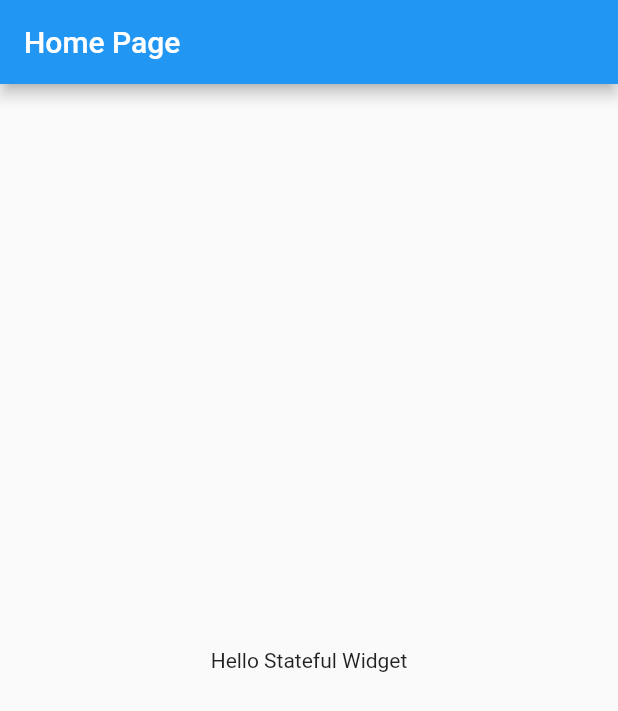
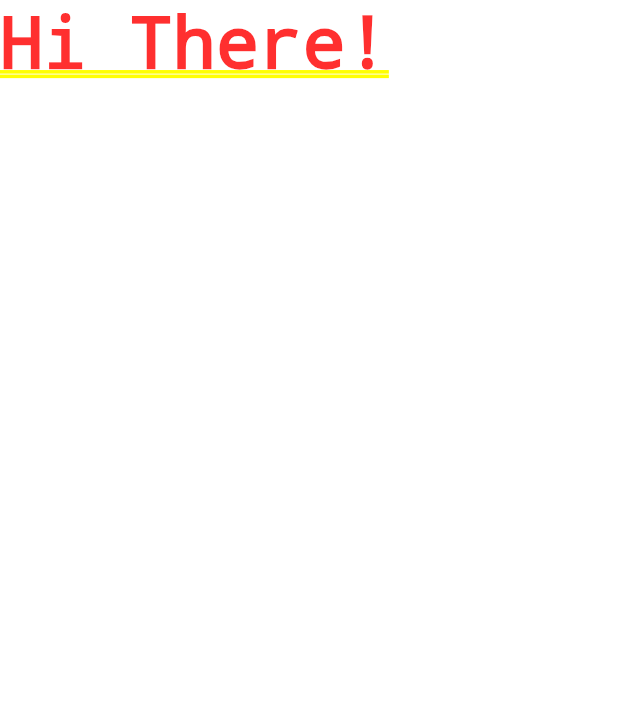
Before and after one commit to ErAbhi90/flutter_app_practice, a Flutter app: the screen it shows after launch, on a phone screen of 412 x 824 dp. Shown: the top 711 px of the screen. Run offline on Flutter 3.47's test engine with Material 2 defaults, Android fonts, the phone set to English and light mode, and no system bars.

Commit message:
Creation of Basic Widget

```diff
--- a/lib/main.dart
+++ b/lib/main.dart
@@ -1,66 +1,10 @@
 import 'package:flutter/material.dart';
 
+//Creating Widget
 void main(){
-  runApp(new MyApp());
+  var app = MaterialApp(
+      home: Text('Hi There!')
+  );
+
+  runApp(app);
 }
-
-/*
-//Below is the example of stateful widget
-
-class MyApp extends StatelessWidget {
-  @override
-  Widget build(BuildContext context) {
-    return new MaterialApp(
-      title: "My App",
-      home: new Scaffold(
-        appBar: new AppBar(
-          title: new Text("Home New Page"),
-
-        ),
-        body: new Center(child: new Text("Hello World")),
-      ),
-
-    );
-  }
-}
-
-*/
-
-
-/* Combination of Stateless and Stateful Widget example below
-*
-* 1. Material app base code will always remain stateless
-* 2. Underscore before any variable or method or class means its private
-* */
-
-class MyApp extends StatelessWidget {
-  @override
-  Widget build(BuildContext context) {
-    return new MaterialApp(
-      title: "My App",
-      home: new HomePage(),
-
-    );
-  }
-}
-
-
-class HomePage extends StatefulWidget {
-  @override
-  _HomePageState createState() => _HomePageState();
-}
-
-class _HomePageState extends State<HomePage> {
-  @override
-  Widget build(BuildContext context) {
-    return new Scaffold(
-      appBar: new AppBar(
-        title: new Text("Home Page"),
-      ),
-      body: new Center(
-        child: new Text("Hello Stateful Widget"),
-      ),
-
-    );
-  }
-}
```
Also changed, not shown: pubspec.lock, 1 other file.
